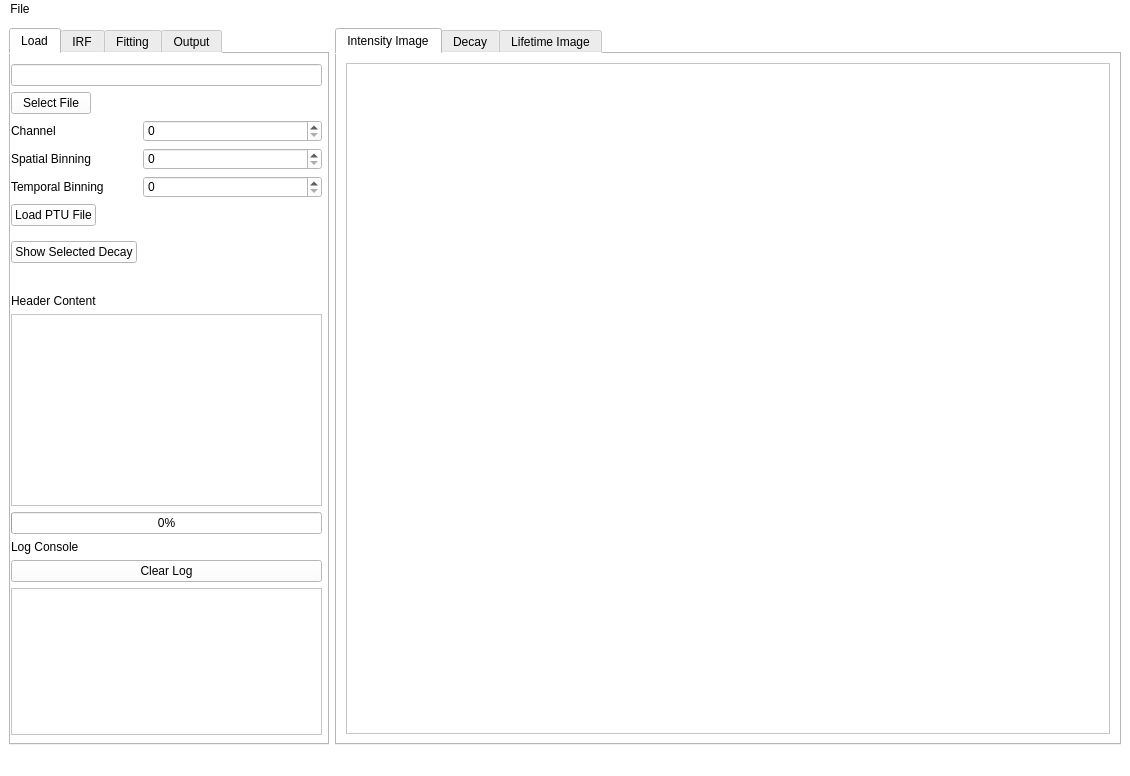
Tomkaehst/PhasorFLIM, file qt_app/gui/agbp_flimfitter.ui: the form before one commit.
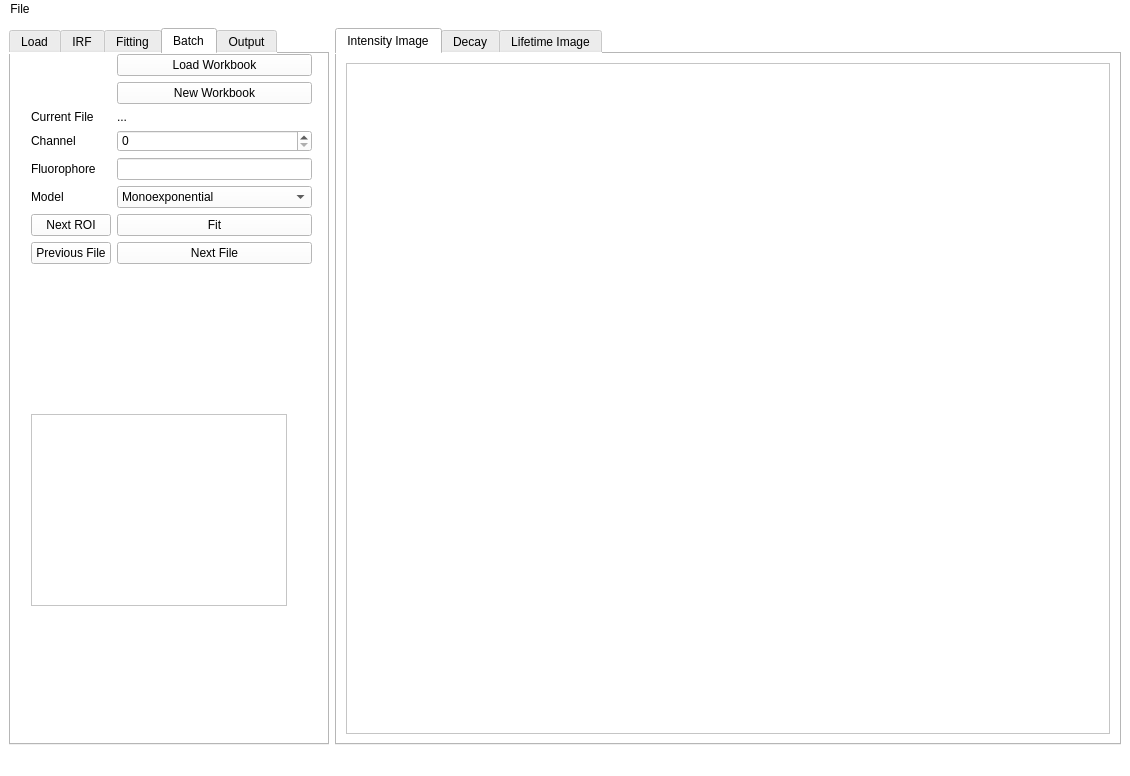
The form after the commit. Custom widgets are drawn as their Qt base class.

Commit message: Added features for excel template based batch processing of PTU files. Batch processing class created and added code for generation of excel sheet template from scratch.

The edit to the form file:
```diff
--- a/qt_app/gui/agbp_flimfitter.ui
+++ b/qt_app/gui/agbp_flimfitter.ui
@@ -54,7 +54,7 @@
        </size>
       </property>
       <property name="currentIndex">
-       <number>0</number>
+       <number>3</number>
       </property>
       <widget class="QWidget" name="tab_load">
        <attribute name="title">
@@ -65,57 +65,50 @@
          <rect>
           <x>0</x>
           <y>10</y>
-          <width>311</width>
-          <height>231</height>
+          <width>199</width>
+          <height>214</height>
          </rect>
         </property>
-        <layout class="QFormLayout" name="formLayout">
-         <item row="0" column="0" colspan="2">
+        <layout class="QGridLayout" name="gridLayout_7">
+         <item row="0" column="0">
           <widget class="QLineEdit" name="lineEdit_filepath"/>
          </item>
-         <item row="1" column="0">
-          <widget class="QPushButton" name="pushButton_selectFile">
-           <property name="text">
-            <string>Select File</string>
-           </property>
-          </widget>
-         </item>
-         <item row="3" column="0">
+         <item row="2" column="0">
           <widget class="QLabel" name="label_channel">
            <property name="text">
             <string>Channel</string>
            </property>
           </widget>
          </item>
-         <item row="3" column="1">
+         <item row="2" column="2">
           <widget class="QSpinBox" name="spinBox_channel">
            <property name="maximum">
             <number>3</number>
            </property>
           </widget>
          </item>
-         <item row="4" column="0">
+         <item row="3" column="0">
           <widget class="QLabel" name="label_spatialBinning">
            <property name="text">
             <string>Spatial Binning</string>
            </property>
           </widget>
          </item>
-         <item row="4" column="1">
+         <item row="3" column="2">
           <widget class="QSpinBox" name="spinBox_spatialBinning">
            <property name="maximum">
             <number>8</number>
            </property>
           </widget>
          </item>
-         <item row="5" column="0">
+         <item row="4" column="0">
           <widget class="QLabel" name="label_temporalBinning">
            <property name="text">
             <string>Temporal Binning</string>
            </property>
           </widget>
          </item>
-         <item row="5" column="1">
+         <item row="4" column="2">
           <widget class="QSpinBox" name="spinBox_temporalBinning">
            <property name="maximum">
             <number>8</number>
@@ -123,7 +116,7 @@
           </widget>
          </item>
          <item row="6" column="0">
-          <widget class="QPushButton" name="pushButton_LoadPTU">
+          <widget class="QPushButton" name="pushButton_showSelectedDecay">
            <property name="text">
             <string>Load PTU File</string>
            </property>
@@ -136,10 +129,17 @@
            </property>
           </widget>
          </item>
-         <item row="8" column="0">
-          <widget class="QPushButton" name="pushButton_showSelectedDecay">
+         <item row="5" column="0">
+          <widget class="QPushButton" name="pushButton_LoadPTU">
            <property name="text">
-            <string>Show Selected Decay</string>
+            <string>Load PTU File</string>
+           </property>
+          </widget>
+         </item>
+         <item row="1" column="0">
+          <widget class="QPushButton" name="pushButton_selectFile">
+           <property name="text">
+            <string>Select File</string>
            </property>
           </widget>
          </item>
@@ -549,6 +549,144 @@
         </property>
        </widget>
       </widget>
+      <widget class="QWidget" name="tab">
+       <attribute name="title">
+        <string>Batch</string>
+       </attribute>
+       <widget class="QWidget" name="formLayoutWidget_5">
+        <property name="geometry">
+         <rect>
+          <x>20</x>
+          <y>0</y>
+          <width>281</width>
+          <height>321</height>
+         </rect>
+        </property>
+        <layout class="QFormLayout" name="formLayout">
+         <item row="0" column="0">
+          <widget class="QLabel" name="label_batch_PTUFile">
+           <property name="text">
+            <string/>
+           </property>
+          </widget>
+         </item>
+         <item row="0" column="1">
+          <widget class="QPushButton" name="pushButton_BatchLoadWorkbook">
+           <property name="text">
+            <string>Load Workbook</string>
+           </property>
+          </widget>
+         </item>
+         <item row="1" column="1">
+          <widget class="QPushButton" name="pushButton_loadNewWorkbook">
+           <property name="text">
+            <string>New Workbook</string>
+           </property>
+          </widget>
+         </item>
+         <item row="2" column="0">
+          <widget class="QLabel" name="label_Batch_CurrentFile">
+           <property name="text">
+            <string>Current File</string>
+           </property>
+          </widget>
+         </item>
+         <item row="2" column="1">
+          <widget class="QLabel" name="label_BatchCurrentFile">
+           <property name="text">
+            <string>...</string>
+           </property>
+          </widget>
+         </item>
+         <item row="3" column="0">
+          <widget class="QLabel" name="label_batch_Channel">
+           <property name="text">
+            <string>Channel</string>
+           </property>
+          </widget>
+         </item>
+         <item row="3" column="1">
+          <widget class="QSpinBox" name="spinBox_BatchChannel">
+           <property name="maximum">
+            <number>4</number>
+           </property>
+          </widget>
+         </item>
+         <item row="4" column="0">
+          <widget class="QLabel" name="label_batch_Fluorophore">
+           <property name="text">
+            <string>Fluorophore</string>
+           </property>
+          </widget>
+         </item>
+         <item row="4" column="1">
+          <widget class="QLineEdit" name="lineEdit_BatchFluorophore"/>
+         </item>
+         <item row="5" column="0">
+          <widget class="QLabel" name="label_batch_Model">
+           <property name="text">
+            <string>Model</string>
+           </property>
+          </widget>
+         </item>
+         <item row="5" column="1">
+          <widget class="QComboBox" name="comboBox_BatchModel">
+           <property name="maxVisibleItems">
+            <number>10</number>
+           </property>
+           <item>
+            <property name="text">
+             <string>Monoexponential</string>
+            </property>
+           </item>
+           <item>
+            <property name="text">
+             <string>Biexponential</string>
+            </property>
+           </item>
+          </widget>
+         </item>
+         <item row="6" column="0">
+          <widget class="QPushButton" name="pushButton_BatchNextROI">
+           <property name="text">
+            <string>Next ROI</string>
+           </property>
+          </widget>
+         </item>
+         <item row="6" column="1">
+          <widget class="QPushButton" name="pushButton_BatchFitCurrent">
+           <property name="text">
+            <string>Fit</string>
+           </property>
+          </widget>
+         </item>
+         <item row="7" column="0">
+          <widget class="QPushButton" name="pushButton_BatchPreviousFile">
+           <property name="text">
+            <string>Previous File</string>
+           </property>
+          </widget>
+         </item>
+         <item row="7" column="1">
+          <widget class="QPushButton" name="pushButton_BatchNextFile">
+           <property name="text">
+            <string>Next File</string>
+           </property>
+          </widget>
+         </item>
+        </layout>
+       </widget>
+       <widget class="QTreeView" name="treeView">
+        <property name="geometry">
+         <rect>
+          <x>20</x>
+          <y>360</y>
+          <width>256</width>
+          <height>192</height>
+         </rect>
+        </property>
+       </widget>
+      </widget>
       <widget class="QWidget" name="tab_output">
        <attribute name="title">
         <string>Output</string>
```
Left out of the diff: 19 changed lines with no effect on the pictures. The commit also changes 27 other files.
